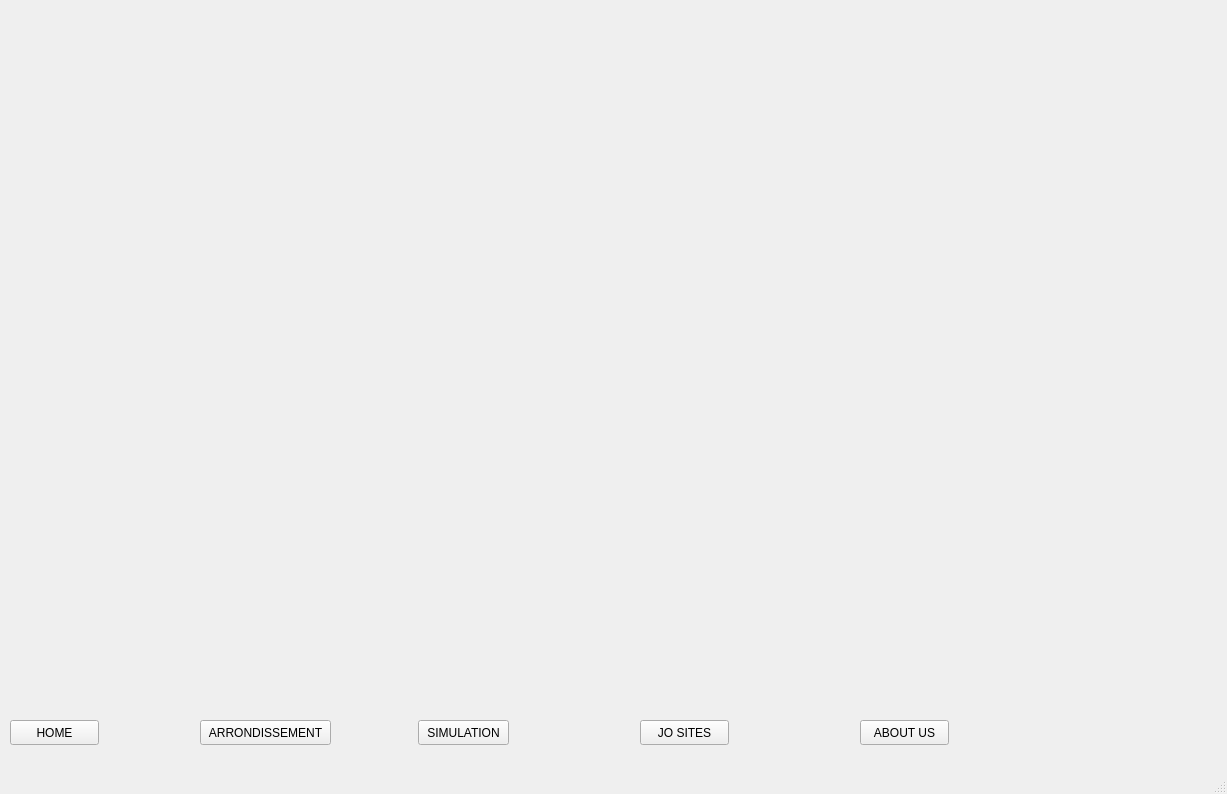
Old version of the form Paris_2/simul.ui in the repository LindaMAIN/CPP-PROJECT.
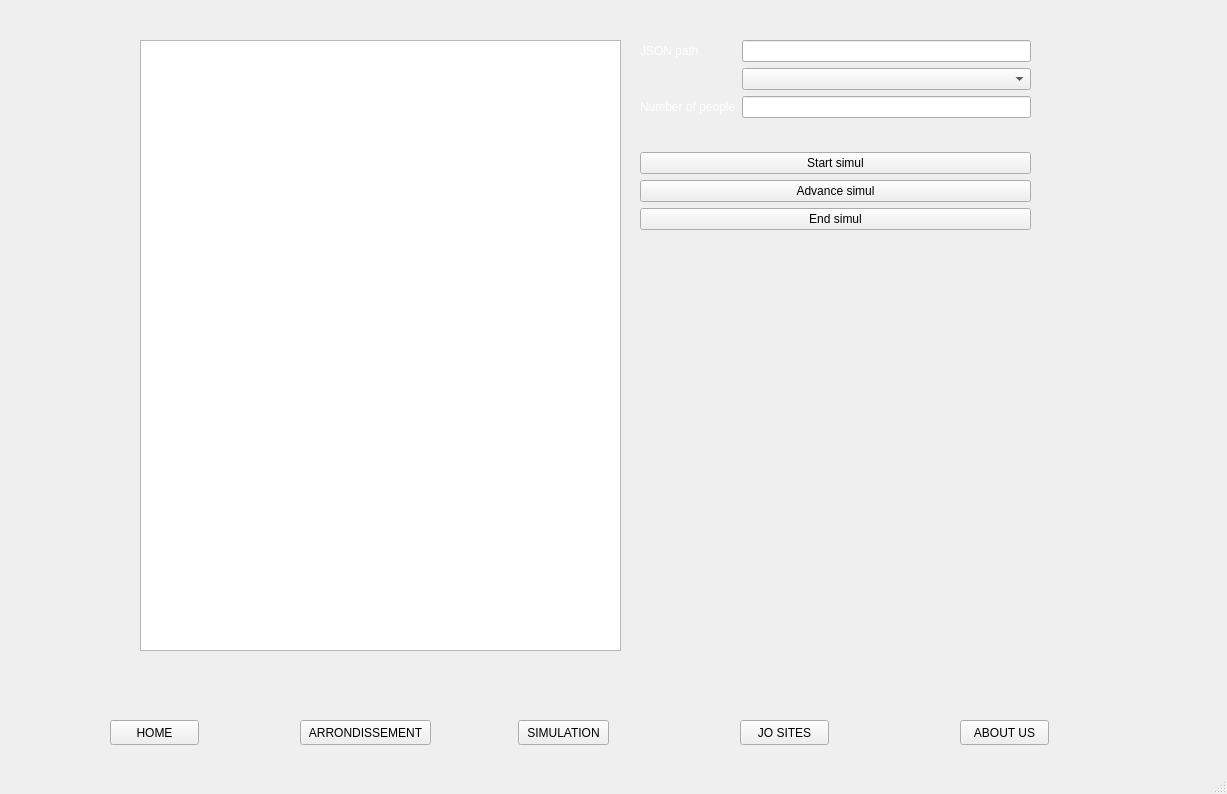
New version of the form.

```diff
--- a/Paris_2/simul.ui
+++ b/Paris_2/simul.ui
@@ -17,7 +17,7 @@
    <widget class="QPushButton" name="onHomeButton">
     <property name="geometry">
      <rect>
-      <x>10</x>
+      <x>110</x>
       <y>720</y>
       <width>89</width>
       <height>25</height>
@@ -30,7 +30,7 @@
    <widget class="QPushButton" name="arrondissementButton">
     <property name="geometry">
      <rect>
-      <x>200</x>
+      <x>300</x>
       <y>720</y>
       <width>131</width>
       <height>25</height>
@@ -43,7 +43,7 @@
    <widget class="QPushButton" name="simButton">
     <property name="geometry">
      <rect>
-      <x>418</x>
+      <x>518</x>
       <y>720</y>
       <width>91</width>
       <height>25</height>
@@ -56,7 +56,7 @@
    <widget class="QPushButton" name="JOButton">
     <property name="geometry">
      <rect>
-      <x>640</x>
+      <x>740</x>
       <y>720</y>
       <width>89</width>
       <height>25</height>
@@ -69,7 +69,7 @@
    <widget class="QPushButton" name="AboutUsButton">
     <property name="geometry">
      <rect>
-      <x>860</x>
+      <x>960</x>
       <y>720</y>
       <width>89</width>
       <height>25</height>
@@ -79,6 +79,82 @@
      <string>ABOUT US</string>
     </property>
    </widget>
+   <widget class="QWidget" name="verticalLayoutWidget">
+    <property name="geometry">
+     <rect>
+      <x>640</x>
+      <y>40</y>
+      <width>391</width>
+      <height>190</height>
+     </rect>
+    </property>
+    <layout class="QVBoxLayout" name="verticalLayout">
+     <item>
+      <layout class="QFormLayout" name="formLayout">
+       <item row="0" column="0">
+        <widget class="QLabel" name="jSONPathLabel">
+         <property name="styleSheet">
+          <string notr="true">color: rgb(255, 255, 255);</string>
+         </property>
+         <property name="text">
+          <string>JSON path</string>
+         </property>
+        </widget>
+       </item>
+       <item row="0" column="1">
+        <widget class="QLineEdit" name="jSONPathLineEdit"/>
+       </item>
+       <item row="2" column="0">
+        <widget class="QLabel" name="numberOfPeopleLabel">
+         <property name="styleSheet">
+          <string notr="true">color: rgb(255, 255, 255);</string>
+         </property>
+         <property name="text">
+          <string>Number of people</string>
+         </property>
+        </widget>
+       </item>
+       <item row="2" column="1">
+        <widget class="QLineEdit" name="numberOfPeopleLineEdit"/>
+       </item>
+       <item row="1" column="1">
+        <widget class="QComboBox" name="jSONComboBox"/>
+       </item>
+      </layout>
+     </item>
+     <item>
+      <widget class="QPushButton" name="pushButton_startSimul">
+       <property name="text">
+        <string>Start simul</string>
+       </property>
+      </widget>
+     </item>
+     <item>
+      <widget class="QPushButton" name="pushButton_stepSimul">
+       <property name="text">
+        <string>Advance simul</string>
+       </property>
+      </widget>
+     </item>
+     <item>
+      <widget class="QPushButton" name="pushButton_endSimul">
+       <property name="text">
+        <string>End simul</string>
+       </property>
+      </widget>
+     </item>
+    </layout>
+   </widget>
+   <widget class="QTableWidget" name="tableWidget">
+    <property name="geometry">
+     <rect>
+      <x>140</x>
+      <y>40</y>
+      <width>481</width>
+      <height>611</height>
+     </rect>
+    </property>
+   </widget>
   </widget>
   <widget class="QMenuBar" name="menubar">
    <property name="geometry">
```
